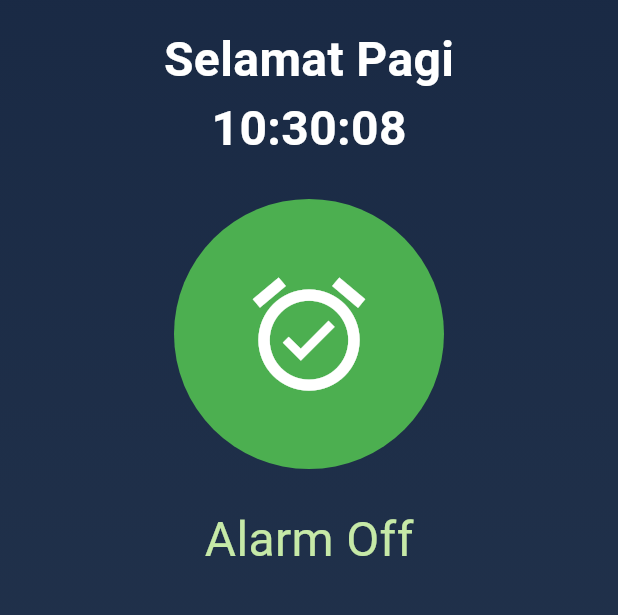
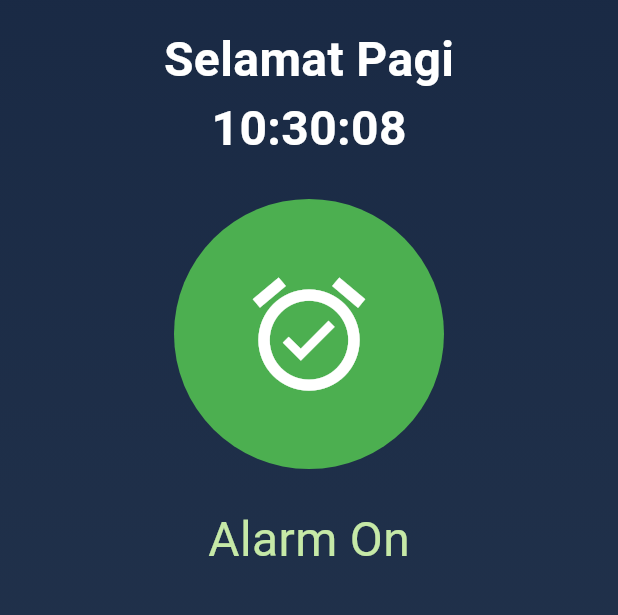
Before and after one commit to gmn26/acupad, a Flutter app: the screen it shows after launch, after a tap on the "alarm off" icon, on a phone screen of 412 x 824 dp, the part 173-788 px from its top. Run offline on Flutter 3.47's test engine with Material 3 defaults, Android fonts, the phone set to English and light mode, and no system bars; our stand-ins replace flutter_local_notifications, get, shared_preferences; missing offline and left inert: workmanager.

Commit message:
update : change app icon and notification icon

```diff
--- a/lib/component/check_in_button.dart
+++ b/lib/component/check_in_button.dart
@@ -1,5 +1,5 @@
 import 'package:acupad/controller/preferences_controller.dart';
-import 'package:acupad/services/notification_services.dart';
+// import 'package:acupad/services/notification_services.dart';
 import 'package:flutter/material.dart';
 import 'package:get/get.dart';
 
@@ -15,7 +15,7 @@
 
   void _changeStatus(PreferencesController controller) async {
     try {
-      await NotificationServices.showNotification();
+      // await NotificationServices.showNotification();
       // Toggle the status in the controller
       await controller.changeStatus(!controller.status.value);
     } catch (e) {
@@ -48,11 +48,12 @@
           },
         ),
         const SizedBox(height: 24.0),
-        Text(
-          preferencesController.status.value ? "Alarm On" : "Alarm Off",
-          style: const TextStyle(
-            fontSize: 32.0,
-            color: Color(0xFFC6E9A7),
+        Obx(() => Text(
+            preferencesController.status.value ? "Alarm On" : "Alarm Off",
+            style: const TextStyle(
+              fontSize: 32.0,
+              color: Color(0xFFC6E9A7),
+            ),
           ),
         ),
       ],
--- a/lib/services/notification_services.dart
+++ b/lib/services/notification_services.dart
@@ -9,7 +9,7 @@
 
   static Future<void> initialize() async {
     const AndroidInitializationSettings initializationSettingsAndroid =
-        AndroidInitializationSettings('@mipmap/ic_launcher');
+        AndroidInitializationSettings('notification_icon');
 
     const DarwinInitializationSettings initializationSettingsIOS =
         DarwinInitializationSettings(
@@ -45,6 +45,7 @@
         android: AndroidNotificationDetails(
           "0",
           "Notif",
+          icon: 'notification_icon',
           importance: Importance.max,
           sound: RawResourceAndroidNotificationSound('notification_sound'),
         ),
--- a/pubspec.yaml
+++ b/pubspec.yaml
@@ -43,6 +43,7 @@
 dev_dependencies:
   flutter_test:
     sdk: flutter
+  flutter_launcher_icons: ^0.14.2
 
   # The "flutter_lints" package below contains a set of recommended lints to
   # encourage good coding practices. The lint set provided by the package is
```
Also changed, not shown: flutter_launcher_icons.yaml (added, +31 -0 lines), assets/app_icon.png (added), pubspec.lock, 46 other files.
